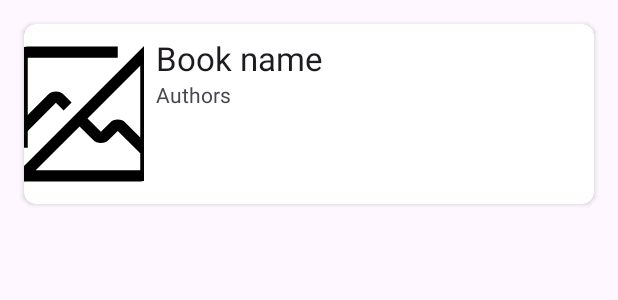
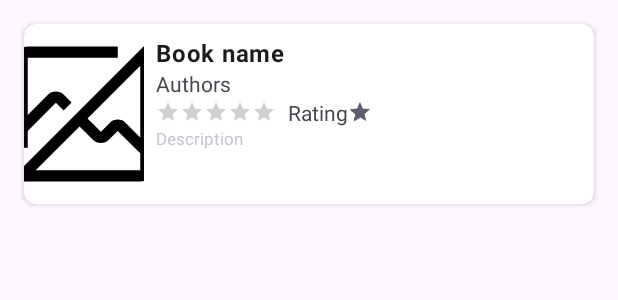
Before and after one commit to sxrgi0/ReadSpace, an Android app: the layout item_book_detail.xml on its own in the app's theme, with its tools: preview values and no code run, on a phone screen of 412 x 824 dp. Shown: the top 300 px of the screen. Run offline under Robolectric (Android 15) with nearby library versions, the phone set to English and light mode, and no system bars; network calls fail.

Commit message:
Modified the layout when searching a book.

```diff
--- a/app/src/main/java/com/example/readspace/adapters/BookAdapter.kt
+++ b/app/src/main/java/com/example/readspace/adapters/BookAdapter.kt
@@ -83,8 +83,31 @@ class BookDetailViewHolder(val binding: ItemBookDetailBinding) : ViewHolder(bind
 
     fun render(book: Book) {
 
-        binding.titleTextView.text = book.volumeInfo.title
-        binding.authorsTextView.text = book.getAuthors()
+        if(book.volumeInfo.description != null){
+            binding.descriptionTextView.text = book.volumeInfo.description
+        } else{
+            binding.descriptionTextView.text = "No description"
+        }
+
+        if(book.volumeInfo.title != null){
+            binding.titleTextView.text = book.volumeInfo.title
+        } else{
+            binding.titleTextView.text = "No data"
+        }
+
+        if(book.volumeInfo.authors != null){
+            binding.authorsTextView.text = book.getAuthors()
+        } else{
+            binding.authorsTextView.text = "Unknown"
+        }
+
+        if (book.volumeInfo.averageRating != null){
+            binding.ratingBar.rating = book.volumeInfo.averageRating
+            binding.ratingTextView.text = "${book.volumeInfo.averageRating}/5"
+        } else {
+            binding.ratingBar.rating = 0F
+            binding.ratingTextView.text = "0/5"
+        }
 
         if (book.volumeInfo.imageLinks?.thumbnail != null) {
             Picasso.get()
--- a/app/src/main/res/layout/item_book_detail.xml
+++ b/app/src/main/res/layout/item_book_detail.xml
@@ -36,17 +36,61 @@
                     android:id="@+id/titleTextView"
                     android:layout_width="match_parent"
                     android:layout_height="wrap_content"
-                    android:text="Book name"
-                    android:textAppearance="@style/TextAppearance.Material3.TitleLarge"/>
+                    tools:text="Book name"
+                    android:textStyle="bold"
+                    android:textAppearance="@style/TextAppearance.Material3.BodyLarge"
+                    android:maxLines="2"/>
 
                 <TextView
                     android:id="@+id/authorsTextView"
                     android:layout_width="match_parent"
                     android:layout_height="wrap_content"
-                    android:text="Authors"/>
+                    tools:text="Authors"
+                    android:maxLines="2"/>
+
+                <LinearLayout
+                    android:layout_width="match_parent"
+                    android:layout_height="wrap_content"
+                    android:orientation="horizontal">
+
+                <RatingBar
+                    android:id="@+id/ratingBar"
+                    android:layout_width="wrap_content"
+                    android:layout_height="wrap_content"
+                    android:numStars="5"
+                    android:isIndicator="true"
+                    style="@style/Widget.AppCompat.RatingBar.Small"
+                    android:layout_gravity="center"/>
+
+                    <TextView
+                        android:id="@+id/ratingTextView"
+                        android:layout_width="wrap_content"
+                        android:layout_height="wrap_content"
+                        android:text="Rating"
+                        android:layout_gravity="center"
+                        android:layout_marginStart="8dp"/>
+
+                    <RatingBar
+                        android:layout_width="wrap_content"
+                        android:layout_height="wrap_content"
+                        android:numStars="1"
+                        android:isIndicator="true"
+                        android:rating="1"
+                        style="@style/Widget.AppCompat.RatingBar.Small"
+                        android:layout_gravity="center"/>
+
+                </LinearLayout>
+
+                <TextView
+                    android:id="@+id/descriptionTextView"
+                    android:layout_width="match_parent"
+                    android:layout_height="wrap_content"
+                    tools:text="Description"
+                    android:textAppearance="@style/TextAppearance.AppCompat.Small.Inverse"
+                    android:textSize="11dp"
+                    android:maxLines="3"/>
 
             </LinearLayout>
-
 
         </LinearLayout>
 
```
